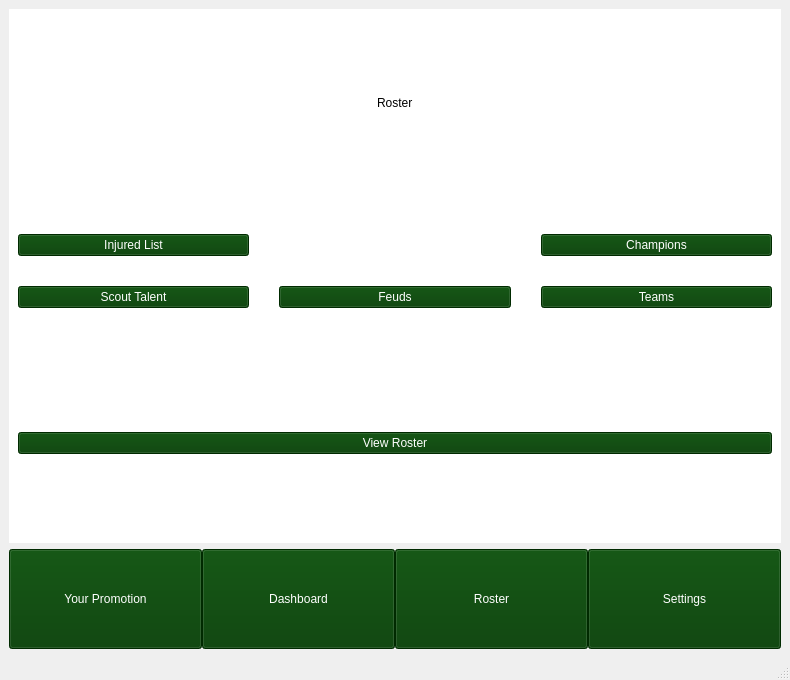
Before: the Qt Designer form mainwindow.ui in paultrent714/wrestling-booking-sim, drawn with Qt 5.
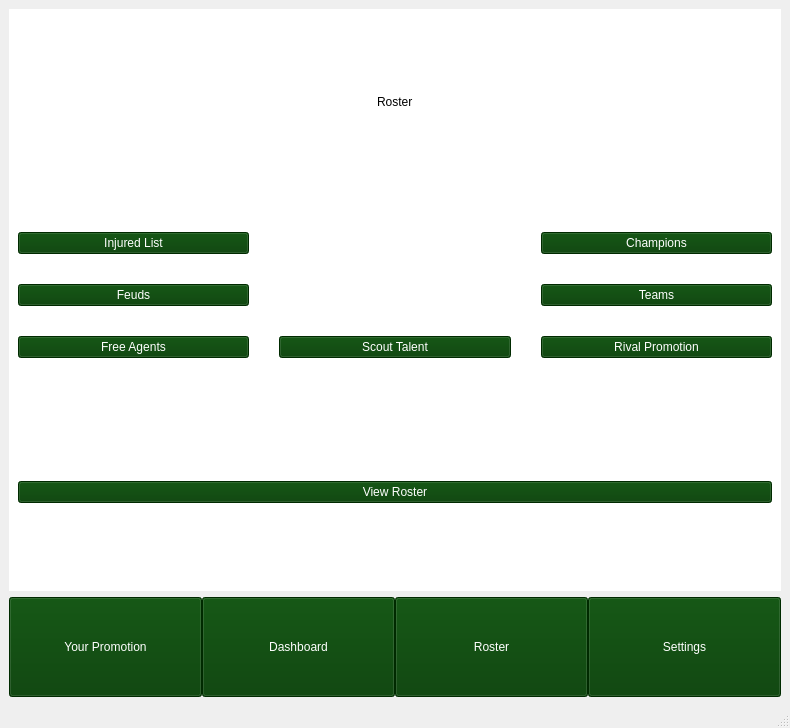
After: the same form once the commit is applied. The open tabs and pages were chosen to show the change. Icons and pictures are not drawn.

Commit message: free agency and cpu contracts, edited load functions

```diff
--- a/mainwindow.ui
+++ b/mainwindow.ui
@@ -7,7 +7,7 @@
     <x>0</x>
     <y>0</y>
     <width>790</width>
-    <height>680</height>
+    <height>728</height>
    </rect>
   </property>
   <property name="sizePolicy">
@@ -535,7 +535,7 @@
           <item row="1" column="3">
            <widget class="QPushButton" name="TeamsTab">
             <property name="sizePolicy">
-             <sizepolicy hsizetype="Minimum" vsizetype="Minimum">
+             <sizepolicy hsizetype="MinimumExpanding" vsizetype="Fixed">
               <horstretch>0</horstretch>
               <verstretch>0</verstretch>
              </sizepolicy>
@@ -574,42 +574,6 @@
             </property>
            </widget>
           </item>
-          <item row="1" column="2">
-           <widget class="QPushButton" name="FeudsTab">
-            <property name="sizePolicy">
-             <sizepolicy hsizetype="MinimumExpanding" vsizetype="Minimum">
-              <horstretch>0</horstretch>
-              <verstretch>0</verstretch>
-             </sizepolicy>
-            </property>
-            <property name="cursor">
-             <cursorShape>PointingHandCursor</cursorShape>
-            </property>
-            <property name="styleSheet">
-             <string notr="true">font: 20pt &quot;Segoe UI&quot;;
-background-color: rgb(0, 59, 0);
-color: rgb(255, 255, 255);</string>
-            </property>
-            <property name="text">
-             <string>Feuds</string>
-            </property>
-           </widget>
-          </item>
-          <item row="1" column="1">
-           <widget class="QPushButton" name="ScoutTalentButton">
-            <property name="cursor">
-             <cursorShape>PointingHandCursor</cursorShape>
-            </property>
-            <property name="styleSheet">
-             <string notr="true">background-color: rgb(0, 59, 0);
-font: 20pt &quot;Segoe UI&quot;;
-color: rgb(255, 255, 255);</string>
-            </property>
-            <property name="text">
-             <string>Scout Talent</string>
-            </property>
-           </widget>
-          </item>
           <item row="0" column="1">
            <widget class="QPushButton" name="InjuredTab">
             <property name="sizePolicy">
@@ -631,6 +595,90 @@
             </property>
            </widget>
           </item>
+          <item row="2" column="1">
+           <widget class="QPushButton" name="FreeAgentTab">
+            <property name="sizePolicy">
+             <sizepolicy hsizetype="MinimumExpanding" vsizetype="Fixed">
+              <horstretch>0</horstretch>
+              <verstretch>0</verstretch>
+             </sizepolicy>
+            </property>
+            <property name="cursor">
+             <cursorShape>PointingHandCursor</cursorShape>
+            </property>
+            <property name="styleSheet">
+             <string notr="true">font: 20pt &quot;Segoe UI&quot;;
+background-color: rgb(0, 59, 0);
+color: rgb(255, 255, 255);</string>
+            </property>
+            <property name="text">
+             <string>Free Agents</string>
+            </property>
+           </widget>
+          </item>
+          <item row="2" column="3">
+           <widget class="QPushButton" name="RivalPromotionTab">
+            <property name="sizePolicy">
+             <sizepolicy hsizetype="MinimumExpanding" vsizetype="Fixed">
+              <horstretch>0</horstretch>
+              <verstretch>0</verstretch>
+             </sizepolicy>
+            </property>
+            <property name="cursor">
+             <cursorShape>PointingHandCursor</cursorShape>
+            </property>
+            <property name="styleSheet">
+             <string notr="true">font: 20pt &quot;Segoe UI&quot;;
+background-color: rgb(0, 59, 0);
+color: rgb(255, 255, 255);</string>
+            </property>
+            <property name="text">
+             <string>Rival Promotion</string>
+            </property>
+           </widget>
+          </item>
+          <item row="2" column="2">
+           <widget class="QPushButton" name="ScoutTalentButton">
+            <property name="sizePolicy">
+             <sizepolicy hsizetype="MinimumExpanding" vsizetype="Fixed">
+              <horstretch>0</horstretch>
+              <verstretch>0</verstretch>
+             </sizepolicy>
+            </property>
+            <property name="cursor">
+             <cursorShape>PointingHandCursor</cursorShape>
+            </property>
+            <property name="styleSheet">
+             <string notr="true">background-color: rgb(0, 59, 0);
+font: 20pt &quot;Segoe UI&quot;;
+color: rgb(255, 255, 255);</string>
+            </property>
+            <property name="text">
+             <string>Scout Talent</string>
+            </property>
+           </widget>
+          </item>
+          <item row="1" column="1">
+           <widget class="QPushButton" name="FeudsTab">
+            <property name="sizePolicy">
+             <sizepolicy hsizetype="MinimumExpanding" vsizetype="Fixed">
+              <horstretch>0</horstretch>
+              <verstretch>0</verstretch>
+             </sizepolicy>
+            </property>
+            <property name="cursor">
+             <cursorShape>PointingHandCursor</cursorShape>
+            </property>
+            <property name="styleSheet">
+             <string notr="true">font: 20pt &quot;Segoe UI&quot;;
+background-color: rgb(0, 59, 0);
+color: rgb(255, 255, 255);</string>
+            </property>
+            <property name="text">
+             <string>Feuds</string>
+            </property>
+           </widget>
+          </item>
          </layout>
         </item>
         <item>
```
Left out of the diff: 259 changed lines with no effect on the pictures. The commit also changes 15 other files.
